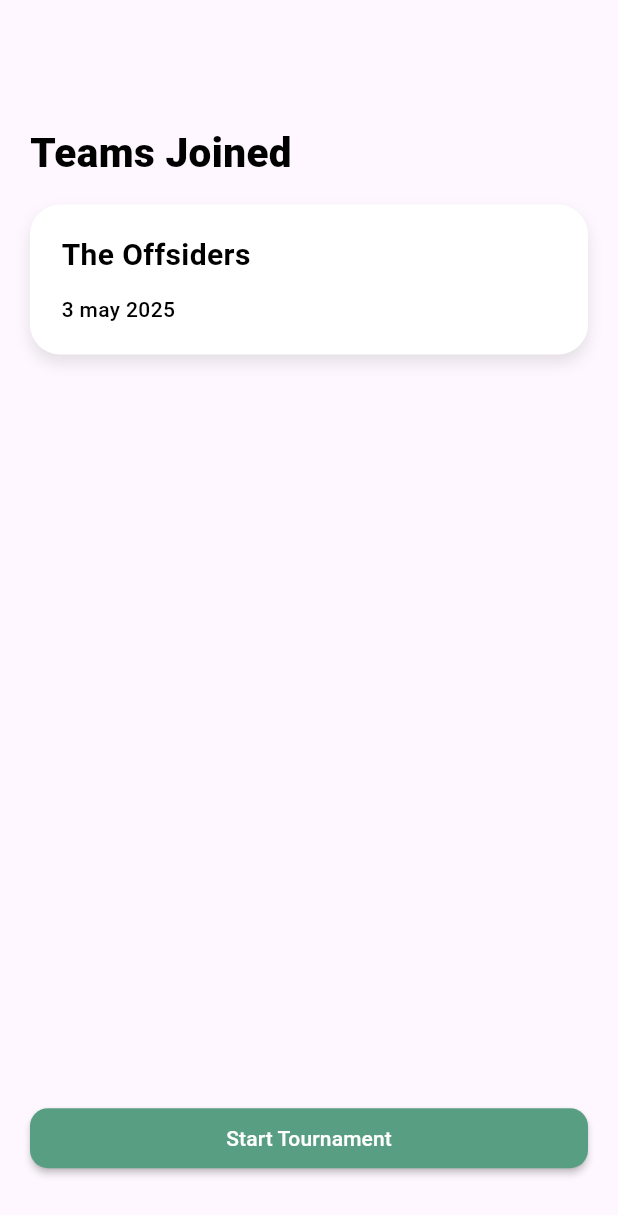
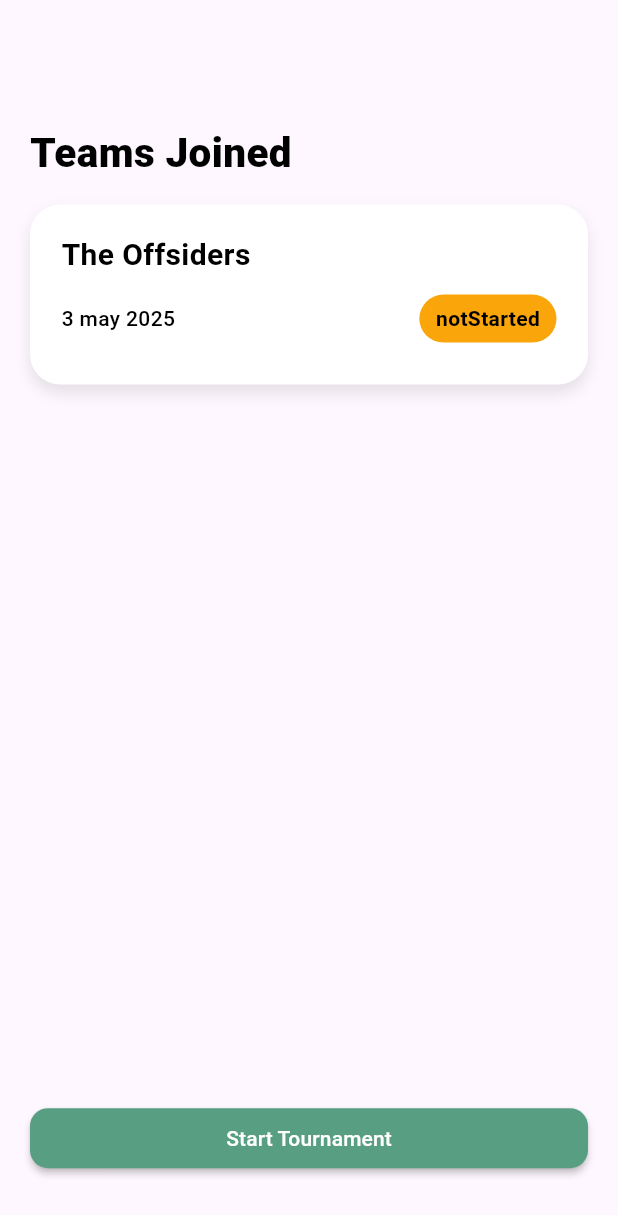
Before and after one commit to Dohaibrahim/book_and_play, a Flutter app: the TeamsJoinedView screen opened by its route, on a phone screen of 412 x 824 dp. Shown: the top 1215 px of the screen. Run offline on Flutter 3.47's test engine with Material 3 defaults, Android fonts, the phone set to English and light mode, and no system bars; our stand-ins replace awesome_snackbar_content, country_picker, dartz, dio, dropdown_button2, flutter_bloc and 5 more; missing offline and left inert: flutter_date_pickers; accounts and stored records are empty; statements that could not run were skipped.

Commit message:
liked your tournaments to backend

```diff
--- a/lib/core/di/dependency_injection.dart
+++ b/lib/core/di/dependency_injection.dart
@@ -11,6 +11,7 @@ import 'package:book_and_play/features/owner/tournament/data/data_source/tournam
 import 'package:book_and_play/features/owner/tournament/data/repo/add_tournament_repo.dart';
 import 'package:book_and_play/features/owner/tournament/domain/repo/add_tournament_repo.dart';
 import 'package:book_and_play/features/owner/tournament/domain/usecase/add_tournament_usecase.dart';
+import 'package:book_and_play/features/owner/tournament/domain/usecase/fetch_tournaments.dart';
 import 'package:book_and_play/features/user/booking/data/data_source/booking_remote_data_source.dart';
 import 'package:book_and_play/features/user/booking/data/repos/booking_repo_impl.dart';
 import 'package:book_and_play/features/user/booking/domain/repo/booking_repo.dart';
@@ -67,4 +68,6 @@ void setupServiceLocator() {
   getIt.registerSingleton<TournamentRepo>(TournamentRepoImpl());
 
   getIt.registerSingleton<AddTournamentUsecase>(AddTournamentUsecase());
+
+  getIt.registerSingleton<FetchTournamentsUsecase>(FetchTournamentsUsecase());
 }
--- /dev/null
+++ b/lib/features/owner/tournament/data/models/tournaments_res.dart
@@ -0,0 +1,88 @@
+class TournamentResponse {
+  final String message;
+  final List<Tournament> tournaments;
+
+  TournamentResponse({required this.message, required this.tournaments});
+
+  factory TournamentResponse.fromJson(Map<String, dynamic> json) {
+    return TournamentResponse(
+      message: json['message'],
+      tournaments: (json['tournaments'] as List)
+          .map((e) => Tournament.fromJson(e))
+          .toList(),
+    );
+  }
+}
+
+class Tournament {
+  final String id;
+  final String name;
+  final String description;
+  final DateTime startDate;
+  final DateTime endDate;
+  final int maxTeams;
+  final List<String> fieldIds;
+  final bool isPrivate;
+  final String? institution;
+  final CreatedBy createdBy;
+  final List<dynamic> teams;
+  final String type;
+  final String status;
+  final String? winner;
+  final DateTime createdAt;
+  final DateTime updatedAt;
+  final int v;
+
+  Tournament({
+    required this.id,
+    required this.name,
+    required this.description,
+    required this.startDate,
+    required this.endDate,
+    required this.maxTeams,
+    required this.fieldIds,
+    required this.isPrivate,
+    this.institution,
+    required this.createdBy,
+    required this.teams,
+    required this.type,
+    required this.status,
+    this.winner,
+    required this.createdAt,
+    required this.updatedAt,
+    required this.v,
+  });
+
+  factory Tournament.fromJson(Map<String, dynamic> json) {
+    return Tournament(
+      id: json['_id'],
+      name: json['name'],
+      description: json['description'],
+      startDate: DateTime.parse(json['start_date']),
+      endDate: DateTime.parse(json['end_date']),
+      maxTeams: json['max_teams'],
+      fieldIds: List<String>.from(json['field_ids']),
+      isPrivate: json['is_private'],
+      institution: json['institution'],
+      createdBy: CreatedBy.fromJson(json['createdBy']),
+      teams: List<dynamic>.from(json['teams']),
+      type: json['type'],
+      status: json['status'],
+      winner: json['winner'],
+      createdAt: DateTime.parse(json['createdAt']),
+      updatedAt: DateTime.parse(json['updatedAt']),
+      v: json['__v'],
+    );
+  }
+}
+
+class CreatedBy {
+  final String id;
+  final String name;
+
+  CreatedBy({required this.id, required this.name});
+
+  factory CreatedBy.fromJson(Map<String, dynamic> json) {
+    return CreatedBy(id: json['_id'], name: json['name']);
+  }
+}
--- a/lib/features/owner/tournament/domain/repo/add_tournament_repo.dart
+++ b/lib/features/owner/tournament/domain/repo/add_tournament_repo.dart
@@ -1,10 +1,13 @@
 import 'package:book_and_play/core/errors/failure.dart';
 import 'package:book_and_play/features/owner/tournament/data/models/add_tournament_req.dart';
 import 'package:book_and_play/features/owner/tournament/data/models/add_tournament_res.dart';
+import 'package:book_and_play/features/owner/tournament/data/models/tournaments_res.dart';
 import 'package:dartz/dartz.dart';
 
 abstract class TournamentRepo {
   Future<Either<Failure, AddTournamentResponse>> addTournament(
     AddTournamentReq addTournamentReq,
   );
+
+  Future<Either<Failure, TournamentResponse>> fetchAllTournaments();
 }
--- a/lib/features/owner/tournament/presentation/widget/add_tournament_view_body.dart
+++ b/lib/features/owner/tournament/presentation/widget/add_tournament_view_body.dart
@@ -1,4 +1,6 @@
 import 'dart:developer';
+import 'package:book_and_play/core/utils/constant.dart';
+import 'package:book_and_play/core/utils/shared_pref.dart';
 import 'package:book_and_play/core/widgets/app_button.dart';
 import 'package:book_and_play/core/widgets/app_text_form_field.dart';
 import 'package:book_and_play/features/owner/owner_fields/data/models/owner_fields.dart';
--- a/lib/features/owner/tournament/presentation/widget/teams_joined_view_body.dart
+++ b/lib/features/owner/tournament/presentation/widget/teams_joined_view_body.dart
@@ -19,6 +19,7 @@ class TeamsJoinedViewBody extends StatelessWidget {
           Text('Teams Joined', style: TextStyles.font32BlockBold),
           SizedBox(height: 15),
           TournamentCard(
+            tournamentStatus: TournamentStatus.notStarted.name,
             subTitle: '3 may 2025',
             title: 'The Offsiders',
             onTap: () {
--- a/lib/features/owner/tournament/presentation/widget/tournament_card.dart
+++ b/lib/features/owner/tournament/presentation/widget/tournament_card.dart
@@ -7,16 +7,19 @@ class TournamentCard extends StatelessWidget {
     required this.onTap,
     required this.subTitle,
     required this.title,
+    required this.tournamentStatus,
   });
   final void Function()? onTap;
   final String title, subTitle;
+  final String tournamentStatus;
   @override
   Widget build(BuildContext context) {
     return GestureDetector(
       onTap: onTap,
       child: Container(
+        margin: EdgeInsets.only(bottom: 20),
         padding: EdgeInsets.symmetric(horizontal: 20, vertical: 10),
-        height: 100,
+        height: 120,
         decoration: BoxDecoration(
           color: Colors.white,
           border: Border.all(color: Colors.transparent),
@@ -37,12 +40,38 @@ class TournamentCard extends StatelessWidget {
             Text(
               title,
               style: TextStyles.font24BlackBold.copyWith(fontSize: 20),
+              overflow: TextOverflow.ellipsis,
             ),
             SizedBox(height: 12),
-            Text(subTitle, style: TextStyles.font14BlackMedium),
+            Row(
+              mainAxisAlignment: MainAxisAlignment.spaceBetween,
+              children: [
+                Text(subTitle, style: TextStyles.font14BlackMedium),
+                Container(
+                  padding: EdgeInsets.symmetric(horizontal: 10, vertical: 5),
+                  decoration: BoxDecoration(
+                    color: tournamentStatus == TournamentStatus.notStarted.name
+                        ? Color(0xffFAA60A)
+                        : tournamentStatus == TournamentStatus.finished.name
+                        ? Color(0xffFB120A)
+                        : Color(0xff23CF5F),
+                    border: Border.all(color: Colors.transparent),
+                    borderRadius: BorderRadius.circular(20),
+                  ),
+                  child: Text(
+                    tournamentStatus,
+                    style: TextStyles.font14BlackMedium.copyWith(
+                      fontWeight: FontWeight.w600,
+                    ),
+                  ),
+                ),
+              ],
+            ),
           ],
         ),
       ),
     );
   }
 }
+
+enum TournamentStatus { notStarted, onGoing, finished }
```
Also changed, not shown: lib/features/owner/tournament/data/data_source/tournaments_data_source.dart (+16 -1 lines), lib/features/owner/tournament/data/repo/add_tournament_repo.dart (+18 -0 lines), lib/features/owner/tournament/domain/usecase/fetch_tournaments.dart (added, +13 -0 lines), lib/features/owner/tournament/presentation/manager/fetch_tournaments/fetch_tournaments_cubit.dart (added, +26 -0 lines), lib/features/owner/tournament/presentation/manager/fetch_tournaments/ffetch_tournaments_state.dart (added, +21 -0 lines), lib/features/owner/tournament/presentation/owner_tournaments_view.dart (+6 -1 lines), lib/features/owner/tournament/presentation/widget/owner_tournament_view_body.dart (+71 -7 lines).
